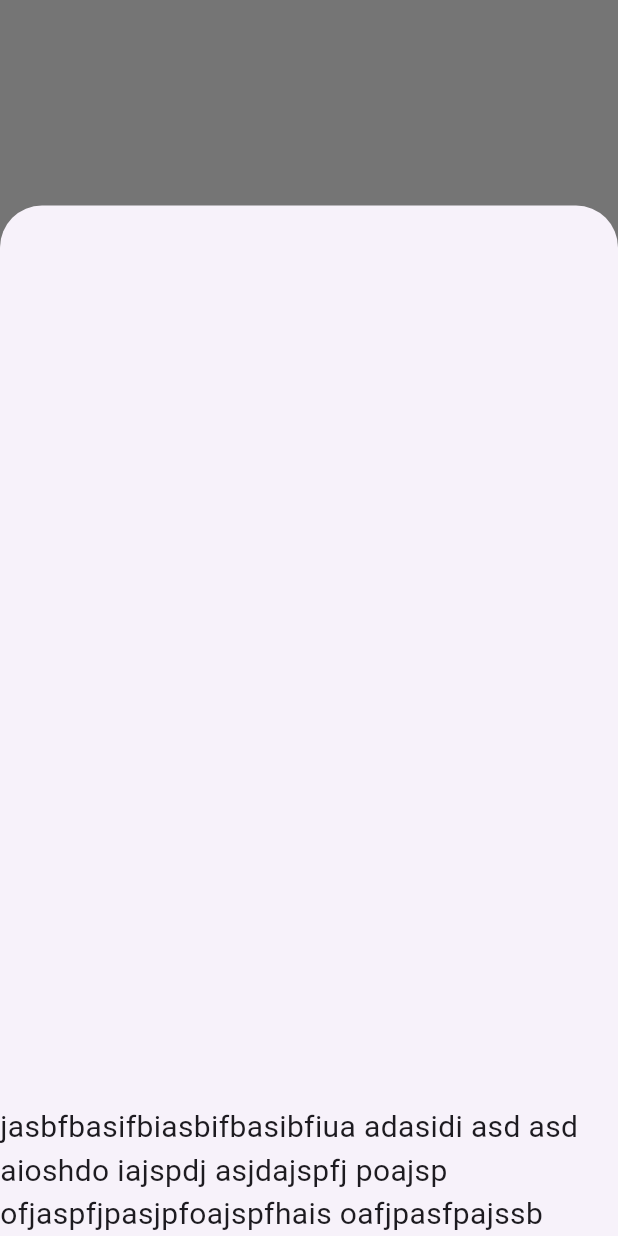
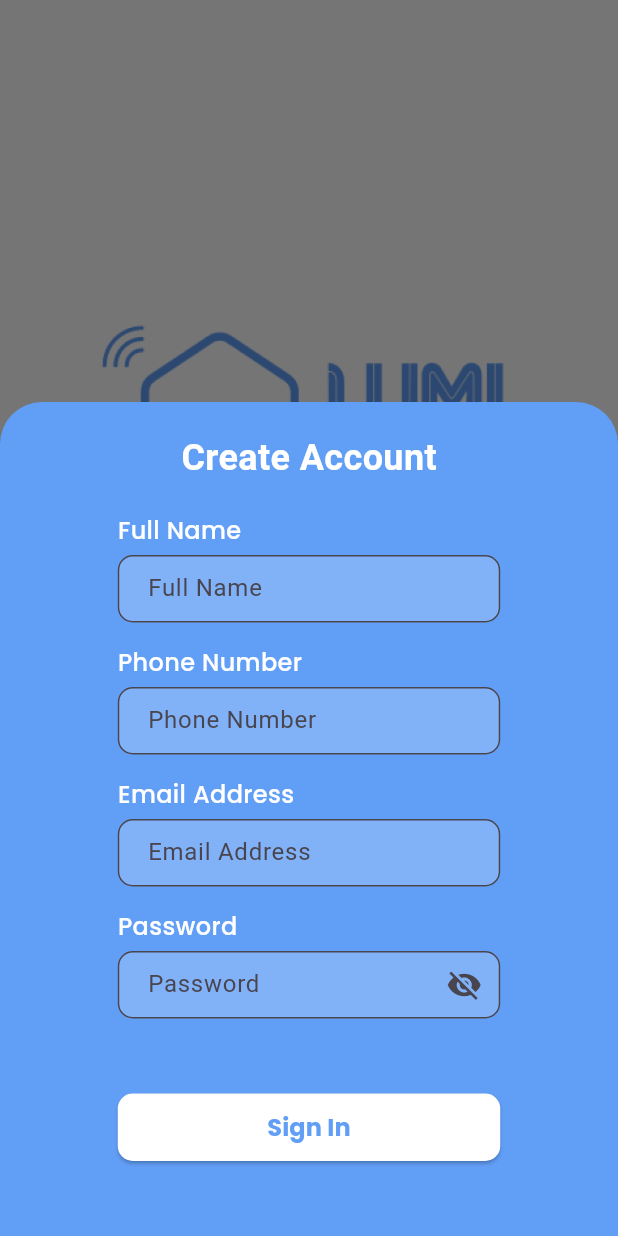
Before and after one commit to AprillianFauzy/Aplikasi_Mobile_Smarthome_Lumihome, a Flutter app: the screen it shows after launch, after a tap on "Sign Up", on a phone screen of 412 x 824 dp. Run offline on Flutter 3.47's test engine with Material 3 defaults, Android fonts, the phone set to English and light mode, and no system bars.

Commit message:
Login & Sign Up Done

```diff
--- a/lib/Autentification/Auth.dart
+++ b/lib/Autentification/Auth.dart
@@ -1,3 +1,5 @@
+import 'package:aplikasi_smarthome_lumihome/Autentification/SignUp.dart';
+import 'package:aplikasi_smarthome_lumihome/Autentification/login.dart';
 import 'package:aplikasi_smarthome_lumihome/Components/Button.dart';
 import 'package:flutter/material.dart';
 
@@ -34,11 +36,11 @@ class _AuthState extends State<Auth> {
                 const Text(
                   "Illuminate Your Life with Smart Living !",
                   style: TextStyle(
-                    decoration: TextDecoration.none,
-                    fontSize: 14.0,
-                    color: Color(0xff619EF5),
-                    fontWeight: FontWeight.bold,
-                  ),
+                      decoration: TextDecoration.none,
+                      fontSize: 15.0,
+                      color: Color(0xff619EF5),
+                      fontFamily: 'Poppins',
+                      fontWeight: FontWeight.w700),
                 ),
                 const SizedBox(
                   height: 80,
@@ -51,28 +53,30 @@ class _AuthState extends State<Auth> {
                       text: "Sign Up",
                       onTap: () {
                         showModalBottomSheet(
+                          backgroundColor: Color(0xff619EF5),
                           context: context,
-                          isScrollControlled: true,
+                          isScrollControlled:
+                              true, // Ensure scrolling if needed
                           builder: (BuildContext context) {
-                            return const SizedBox(
-                              width: double.infinity,
-                              child: Column(
-                                mainAxisSize: MainAxisSize.min,
-                                children: [
-                                  SizedBox(
-                                    height: 600,
-                                  ),
-                                  Text(
-                                    "jasbfbasifbiasbifbasibfiua adasidi asd asd aioshdo iajspdj asjdajspfj poajsp ofjaspfjpasjpfoajspfhais oafjpasfpajssb",
-                                    style: TextStyle(fontSize: 20),
-                                  ),
-                                ],
+                            return SingleChildScrollView(
+                              // Allow scrolling when keyboard appears
+                              child: Padding(
+                                // Add padding for bottom safety
+                                padding: EdgeInsets.only(
+                                    bottom: MediaQuery.of(context)
+                                        .viewInsets
+                                        .bottom),
+                                child: Column(
+                                  children: [SignUpPage()],
+                                ),
                               ),
                             );
                           },
+                          // Disable resize to avoid unwanted content adjustments
                         );
                       },
                     ),
+
                     const SizedBox(
                       height: 15,
                     ),
@@ -111,11 +115,34 @@ class _AuthState extends State<Auth> {
                     // Button Sign In
                     MyButton(
                       text: "Sign In",
-                      onTap: () {},
+                      onTap: () {
+                        showModalBottomSheet(
+                          backgroundColor: Color(0xff619EF5),
+                          context: context,
+                          isScrollControlled:
+                              true, // Ensure scrolling if needed
+                          builder: (BuildContext context) {
+                            return SingleChildScrollView(
+                              // Allow scrolling when keyboard appears
+                              child: Padding(
+                                // Add padding for bottom safety
+                                padding: EdgeInsets.only(
+                                    bottom: MediaQuery.of(context)
+                                        .viewInsets
+                                        .bottom),
+                                child: Column(
+                                  children: [LoginPage()],
+                                ),
+                              ),
+                            );
+                          },
+                          // Disable resize to avoid unwanted content adjustments
+                        );
+                      },
                       type: ButtonType.secondary,
-                    )
+                    ),
                   ],
-                )
+                ),
               ],
             ),
           ),
--- /dev/null
+++ b/lib/Autentification/SignUp.dart
@@ -0,0 +1,127 @@
+import 'package:aplikasi_smarthome_lumihome/Components/Button.dart';
+import 'package:aplikasi_smarthome_lumihome/Components/TextField.dart';
+import 'package:flutter/material.dart';
+
+class SignUpPage extends StatefulWidget {
+  const SignUpPage({super.key});
+
+  @override
+  State<SignUpPage> createState() => _SignUpPageState();
+}
+
+class _SignUpPageState extends State<SignUpPage> {
+  @override
+  Widget build(BuildContext context) {
+    return SizedBox(
+      width: double.infinity,
+      child: Column(
+        mainAxisSize: MainAxisSize.min,
+        children: [
+          SizedBox(
+            height: 20.0,
+          ),
+          Text(
+            "Create Account",
+            style: TextStyle(
+                fontSize: 24.0,
+                fontWeight: FontWeight.bold,
+                color: Color(0xffffffff)),
+          ),
+          SizedBox(
+            height: 20.0,
+          ),
+          Column(
+            crossAxisAlignment: CrossAxisAlignment.start,
+            children: [
+              Text(
+                "Full Name",
+                style: TextStyle(
+                    fontFamily: 'Poppins',
+                    fontSize: 16.0,
+                    fontWeight: FontWeight.w500,
+                    color: Colors.white),
+              ),
+              SizedBox(
+                height: 5,
+              ),
+              MyTextField(label: "Full Name"),
+            ],
+          ),
+          SizedBox(
+            height: 15,
+          ),
+          Column(
+            crossAxisAlignment: CrossAxisAlignment.start,
+            children: [
+              Text(
+                "Phone Number",
+                style: TextStyle(
+                    fontFamily: 'Poppins',
+                    fontSize: 16.0,
+                    fontWeight: FontWeight.w500,
+                    color: Colors.white),
+              ),
+              SizedBox(
+                height: 5,
+              ),
+              MyTextField(label: "Phone Number"),
+            ],
+          ),
+          SizedBox(
+            height: 15,
+          ),
+          Column(
+            crossAxisAlignment: CrossAxisAlignment.start,
+            children: [
+              Text(
+                "Email Address",
+                style: TextStyle(
+                    fontFamily: 'Poppins',
+                    fontSize: 16.0,
+                    fontWeight: FontWeight.w500,
+                    color: Colors.white),
+              ),
+              SizedBox(
+                height: 5,
+              ),
+              MyTextField(label: "Email Address"),
+            ],
+          ),
+          SizedBox(
+            height: 15,
+          ),
+          Column(
+            crossAxisAlignment: CrossAxisAlignment.start,
+            children: [
+              Text(
+                "Password",
+                style: TextStyle(
+                    fontFamily: 'Poppins',
+                    fontSize: 16.0,
+                    fontWeight: FontWeight.w500,
+                    color: Colors.white),
+              ),
+              SizedBox(
+                height: 5,
+              ),
+              MyPassword(label: "Password"),
+            ],
+          ),
+          SizedBox(
+            height: 50,
+          ),
+          MyButton(
+            text: "Sign In",
+            onTap: () {},
+            type: ButtonType.primary,
+            bgColor: Colors.white,
+            textColor: Color(0xff619EF5),
+          ),
+          SizedBox(
+            height: 50,
+          ),
+        ],
+      ),
+    );
+  }
+}
--- a/lib/Components/Button.dart
+++ b/lib/Components/Button.dart
@@ -1,6 +1,6 @@
 import 'package:flutter/material.dart';
 
-enum ButtonType { primary, secondary }
+enum ButtonType { primary, secondary, icon }
 
 class MyButton extends StatelessWidget {
   const MyButton({
@@ -10,6 +10,9 @@ class MyButton extends StatelessWidget {
     required this.text,
     required this.onTap,
     this.type = ButtonType.primary,
+    this.bgColor,
+    this.textColor,
+    this.image = '',
   });
 
   final double? width;
@@ -17,6 +20,9 @@ class MyButton extends StatelessWidget {
   final String text;
   final VoidCallback onTap;
   final ButtonType type;
+  final Color? bgColor;
+  final Color? textColor;
+  final String image;
 
   @override
   Widget build(BuildContext context) {
@@ -28,18 +34,19 @@ class MyButton extends StatelessWidget {
           height: height ?? 45,
           child: ElevatedButton(
             onPressed: onTap,
+            style: ElevatedButton.styleFrom(
+                primary: bgColor ?? Color(0xff619EF5),
+                shape: RoundedRectangleBorder(
+                    borderRadius: BorderRadius.circular(10))),
             child: Text(
               text,
               style: TextStyle(
-                color: Color(0xffffffff),
+                color: textColor ?? Color(0xffffffff),
                 fontSize: 16,
-                fontWeight: FontWeight.bold,
+                fontWeight: FontWeight.w700,
+                fontFamily: 'Poppins',
               ),
             ),
-            style: ElevatedButton.styleFrom(
-                primary: Color(0xff619EF5),
-                shape: RoundedRectangleBorder(
-                    borderRadius: BorderRadius.circular(10))),
           ),
         );
       // untuk Secondary Button
@@ -62,11 +69,49 @@ class MyButton extends StatelessWidget {
               style: const TextStyle(
                 color: Color(0xff619EF5),
                 fontSize: 16,
-                fontWeight: FontWeight.bold,
+                fontWeight: FontWeight.w700,
+                fontFamily: 'Poppins',
               ),
             ),
           ),
         );
+      case ButtonType.icon:
+        return SizedBox(
+          width: width ?? 255,
+          height: height ?? 45,
+          child: ElevatedButton(
+              onPressed: onTap,
+              style: ElevatedButton.styleFrom(
+                  onPrimary: Color(0xff619EF5),
+                  side: const BorderSide(
+                    color: Color(0xff619EF5),
+                    width: 3,
+                  ),
+                  shape: RoundedRectangleBorder(
+                      borderRadius: BorderRadius.circular(10))),
+              child: Row(
+                mainAxisAlignment: MainAxisAlignment.center,
+                crossAxisAlignment: CrossAxisAlignment.center,
+                children: [
+                  Image.asset(
+                    image,
+                    width: 25,
+                  ),
+                  SizedBox(
+                    width: 10,
+                  ),
+                  Text(
+                    text,
+                    style: const TextStyle(
+                      color: Color(0xff619EF5),
+                      fontSize: 15,
+                      fontWeight: FontWeight.w700,
+                      fontFamily: 'Poppins',
+                    ),
+                  ),
+                ],
+              )),
+        );
     }
   }
 }
--- /dev/null
+++ b/lib/Components/TextField.dart
@@ -0,0 +1,89 @@
+import 'package:flutter/material.dart';
+
+class MyTextField extends StatelessWidget {
+  const MyTextField({
+    super.key,
+    required this.label,
+  });
+
+  final String label;
+
+  @override
+  Widget build(BuildContext context) {
+    return SizedBox(
+      width: 255,
+      height: 45,
+      child: TextField(
+        decoration: InputDecoration(
+          labelText: label,
+          contentPadding:
+              const EdgeInsets.symmetric(horizontal: 16, vertical: 12),
+          floatingLabelBehavior: FloatingLabelBehavior.never,
+          filled: true,
+          fillColor: Colors.white.withOpacity(0.2),
+          border: OutlineInputBorder(
+            borderRadius: BorderRadius.circular(10.0),
+          ),
+        ),
+        style: TextStyle(
+          color: Colors.white,
+          fontFamily: 'Poppins',
+          fontWeight: FontWeight.w600,
+        ),
+      ),
+    );
+  }
+}
+
+class MyPassword extends StatefulWidget {
+  const MyPassword({
+    super.key,
+    required this.label,
+  });
+
+  final String label;
+
+  @override
+  _MyPasswordState createState() => _MyPasswordState();
+}
+
+class _MyPasswordState extends State<MyPassword> {
+  bool _isPasswordVisible = false;
+
+  @override
+  Widget build(BuildContext context) {
+    return SizedBox(
+      width: 255,
+      height: 45,
+      child: TextField(
+        obscureText: !_isPasswordVisible,
+        decoration: InputDecoration(
+          labelText: widget.label,
+          contentPadding:
+              const EdgeInsets.symmetric(horizontal: 16, vertical: 12),
+          floatingLabelBehavior: FloatingLabelBehavior.never,
+          filled: true,
+          fillColor: Colors.white.withOpacity(0.2),
+          border: OutlineInputBorder(
+            borderRadius: BorderRadius.circular(10.0),
+          ),
+          suffixIcon: IconButton(
+            icon: Icon(
+              _isPasswordVisible ? Icons.visibility : Icons.visibility_off,
+            ),
+            onPressed: () {
+              setState(() {
+                _isPasswordVisible = !_isPasswordVisible;
+              });
+            },
+          ),
+        ),
+        style: const TextStyle(
+          color: Colors.white,
+          fontFamily: 'Poppins',
+          fontWeight: FontWeight.w600,
+        ),
+      ),
+    );
+  }
+}
```
Also changed, not shown: lib/Autentification/login.dart (added, +110 -0 lines), lib/login.dart (deleted, +0 -70 lines), pubspec.yaml (+15 -6 lines), fonts/Poppins-Bold.ttf (added), fonts/Poppins-ExtraBold.ttf (added), fonts/Poppins-Medium.ttf (added), fonts/Poppins-Regular.ttf (added), fonts/Poppins-SemiBold.ttf (added), images/google.png (added).
